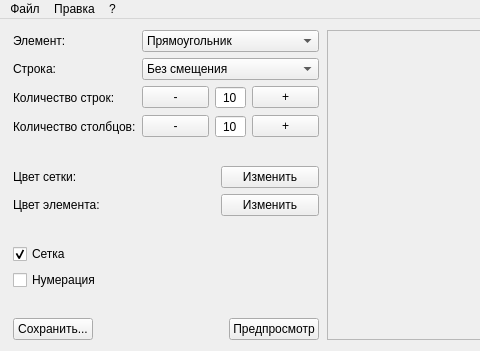
Before: the Qt Designer form mainwindow.ui in MegaSamuel/PatternDraw, drawn with Qt 5; both pictures show x 0 to 480 and y 0 to 351 of the 964 by 351 pixel window.
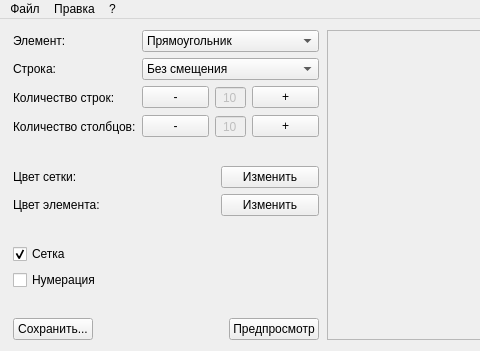
After: the same form once the commit is applied. Custom widgets are drawn as their Qt base class.

Diff of the .ui file:
```diff
--- a/mainwindow.ui
+++ b/mainwindow.ui
@@ -6,7 +6,7 @@
    <rect>
     <x>0</x>
     <y>0</y>
-    <width>958</width>
+    <width>960</width>
     <height>349</height>
    </rect>
   </property>
@@ -61,6 +61,9 @@
            </item>
            <item>
             <widget class="QSpinBox" name="spinColumn">
+             <property name="enabled">
+              <bool>false</bool>
+             </property>
              <property name="toolTip">
               <string>&lt;html&gt;&lt;head/&gt;&lt;body&gt;&lt;p&gt;Количество столбцов&lt;/p&gt;&lt;/body&gt;&lt;/html&gt;</string>
              </property>
@@ -163,6 +166,9 @@
            </item>
            <item>
             <widget class="QSpinBox" name="spinRow">
+             <property name="enabled">
+              <bool>false</bool>
+             </property>
              <property name="toolTip">
               <string>&lt;html&gt;&lt;head/&gt;&lt;body&gt;&lt;p&gt;Количество строк&lt;/p&gt;&lt;/body&gt;&lt;/html&gt;</string>
              </property>
```
Left out of the diff: 2 changed lines with no effect on the pictures.
